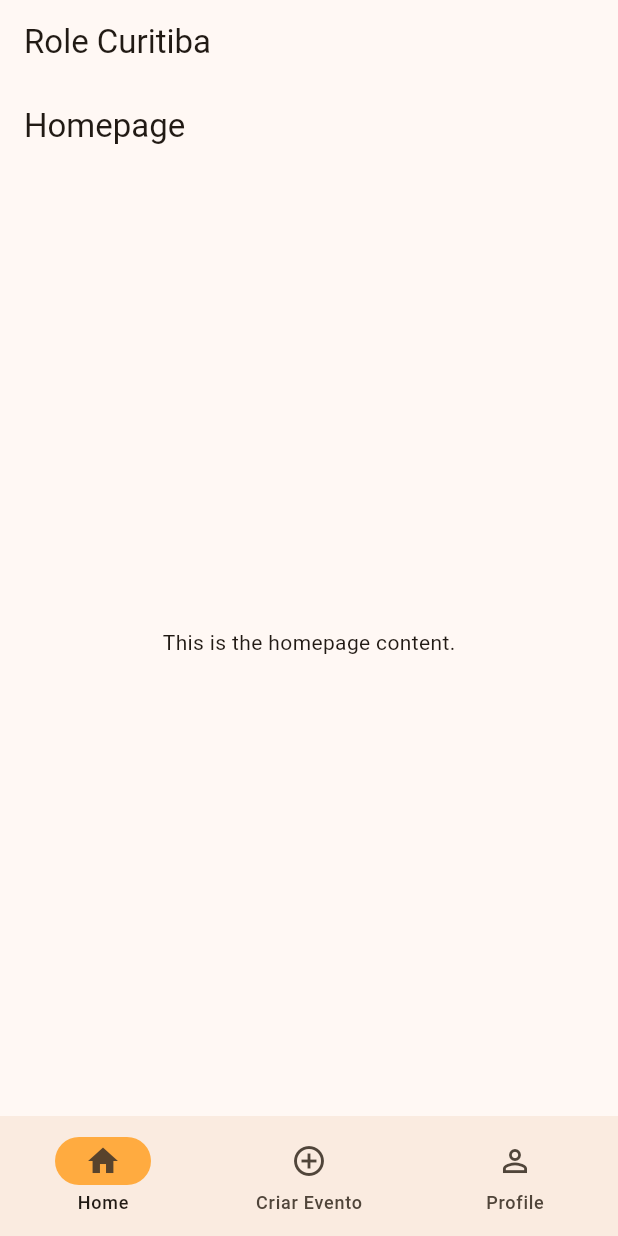
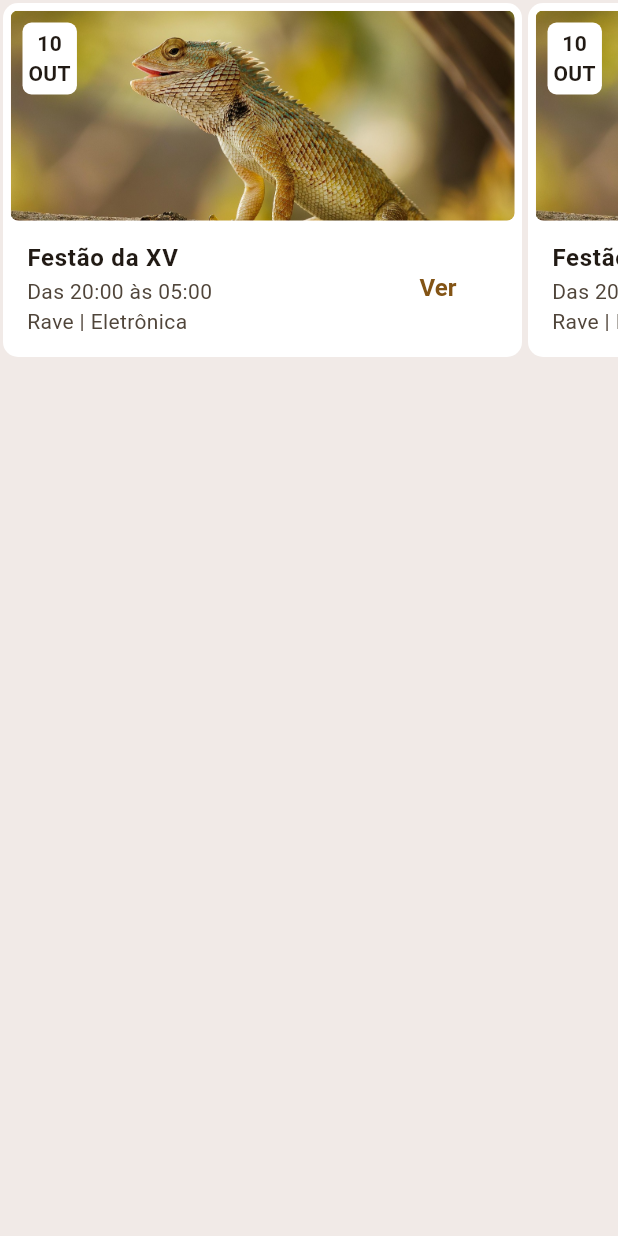
Before and after one commit to Thiago-Aksenen/App-Role-Curitiba, a Flutter app: the screen it shows after launch, on a phone screen of 412 x 824 dp. Run offline on Flutter 3.47's test engine with Material 3 defaults, Android fonts, the light colour scheme and no system bars.

Commit message:
Design card finalizado

```diff
--- /dev/null
+++ b/lib/componentes/evento_comp.dart
@@ -0,0 +1,85 @@
+import 'package:flutter/material.dart';
+
+class EventoComp extends StatefulWidget {
+  const EventoComp({super.key});
+
+  @override
+  State<EventoComp> createState() => _EventoCompState();
+}
+
+class _EventoCompState extends State<EventoComp> {
+  @override
+  Widget build(BuildContext context) {
+    return SizedBox(
+      width: 350,
+      child: Padding(
+        padding: const EdgeInsets.all(2.0),
+        child: Container(
+          decoration: BoxDecoration(
+            borderRadius: BorderRadius.all(Radius.circular(10)),
+            color: const Color.fromARGB(255, 255, 255, 255),
+          ),
+          child: Column(
+            children: [
+              Padding(
+                padding: const EdgeInsets.all(5.0),
+                child: Material(
+                  borderRadius: BorderRadius.circular(5),
+                  clipBehavior: Clip.antiAlias,
+                  child: Stack(
+                    alignment: Alignment.topLeft,
+                    children: [
+                      Ink.image(
+                        image: AssetImage('images/largato.jpg'),
+                        height: 140,
+                        fit: BoxFit.cover,
+                        alignment: Alignment.topCenter,
+                      ),
+                      Padding(
+                        padding: const EdgeInsets.all(8.0),
+                        child: Container(
+                          decoration: BoxDecoration(
+                            borderRadius: BorderRadius.all(Radius.circular(6)),
+                            color: const Color.fromARGB(255, 255, 255, 255),
+                          ),
+                          child: Padding(
+                            padding: const EdgeInsets.all(4.0),
+                            child: Text(
+                              "10 \nOUT",
+                              textAlign: TextAlign.center,
+                              style: TextStyle(fontWeight: FontWeight.bold),
+                            ),
+                          ),
+                        ),
+                      ),
+                    ],
+                  ),
+                ),
+              ),
+              ListTile(
+                title: Text(
+                  "Festão da XV",
+                  style: TextStyle(fontWeight: FontWeight.bold),
+                ),
+                subtitle: Column(
+                  crossAxisAlignment: CrossAxisAlignment.start,
+                  children: [
+                    Text("Das 20:00 às 05:00"),
+                    Text("Rave | Eletrônica"),
+                  ],
+                ),
+                trailing: TextButton(
+                  onPressed: () {},
+                  child: Text(
+                    "Ver",
+                    style: TextStyle(fontWeight: FontWeight.bold, fontSize: 16),
+                  ),
+                ),
+              ),
+            ],
+          ),
+        ),
+      ),
+    );
+  }
+}
--- a/lib/main.dart
+++ b/lib/main.dart
@@ -1,7 +1,7 @@
 import 'package:flutter/material.dart';
-import 'package:role_curitiba/empresa/perfil_empresa.dart';
-import 'empresa/homepage.dart';
-import 'usuario/home.dart';
+import 'package:role_curitiba/componentes/evento_comp.dart';
+import 'package:role_curitiba/views/teste_tigo.dart';
+import 'views/homepage.dart';
 
 void main() {
   runApp(const MyApp());
@@ -18,8 +18,7 @@
       theme: ThemeData(
         colorScheme: ColorScheme.fromSeed(seedColor: Colors.orangeAccent),
       ),
-      home: HomePage(),
-      debugShowCheckedModeBanner: false,
+      home: TesteTigo(),
     );
   }
 }
--- a/lib/usuario/home.dart
+++ b/lib/usuario/home.dart
@@ -1,5 +1,5 @@
 import 'package:flutter/material.dart';
-import 'package:role_curitiba/empresa/evento_item.dart';
+import 'package:role_curitiba/views/evento_item.dart';
 
 class Home extends StatelessWidget {
   const Home({super.key});
--- a/lib/empresa/evento_item.dart
+++ b/lib/views/evento_item.dart
@@ -1,5 +1,4 @@
 import 'package:flutter/material.dart';
-import '../usuario/home.dart';
 
 class EventoItem extends StatelessWidget {
   const EventoItem({super.key});
@@ -14,7 +13,7 @@ class EventoItem extends StatelessWidget {
         borderRadius: BorderRadius.circular(8.0),
         boxShadow: [
           BoxShadow(
-            color: Colors.grey.withOpacity(0.5),
+            color: Colors.grey.withValues(alpha: 0.5),
             spreadRadius: 2,
             blurRadius: 5,
             offset: const Offset(0, 3),
--- a/lib/empresa/homepage.dart
+++ b/lib/views/homepage.dart
@@ -1,6 +1,6 @@
 import 'package:flutter/material.dart';
-import 'package:role_curitiba/empresa/add_evento.dart';
-import 'package:role_curitiba/empresa/perfil_empresa.dart';
+import 'package:role_curitiba/views/add_evento.dart';
+import 'package:role_curitiba/views/perfil_empresa.dart';
 
 class HomePage extends StatefulWidget {
   const HomePage({super.key});
--- a/lib/empresa/perfil_empresa.dart
+++ b/lib/views/perfil_empresa.dart
@@ -1,5 +1,4 @@
 import 'package:flutter/material.dart';
-import 'package:role_curitiba/empresa/add_evento.dart';
 
 class PerfilEmpresa extends StatelessWidget {
   const PerfilEmpresa({super.key});
--- /dev/null
+++ b/lib/views/teste_tigo.dart
@@ -0,0 +1,27 @@
+import 'package:flutter/material.dart';
+import 'package:role_curitiba/componentes/evento_comp.dart';
+
+class TesteTigo extends StatelessWidget {
+  const TesteTigo({super.key});
+
+  @override
+  Widget build(BuildContext context) {
+    return Scaffold(
+      body: Container(
+        color: const Color.fromARGB(14, 0, 0, 0),
+        child: Column(
+          children: [
+            SizedBox(
+              height: 240,
+              child: ListView.builder(
+                itemBuilder: (context, index) => EventoComp(),
+                itemCount: 5,
+                scrollDirection: Axis.horizontal,
+              ),
+            ),
+          ],
+        ),
+      ),
+    );
+  }
+}
--- a/pubspec.yaml
+++ b/pubspec.yaml
@@ -58,8 +58,8 @@ flutter:
   uses-material-design: true
 
   # To add assets to your application, add an assets section, like this:
-  # assets:
-  #   - images/a_dot_burr.jpeg
+  assets:
+    - images/
   #   - images/a_dot_ham.jpeg
 
   # An image asset can refer to one or more resolution-specific "variants", see
```
Also changed, not shown: images/largato.jpg (added), lib/views/add_evento.dart (renamed from lib/empresa/add_evento.dart), pubspec.lock.
